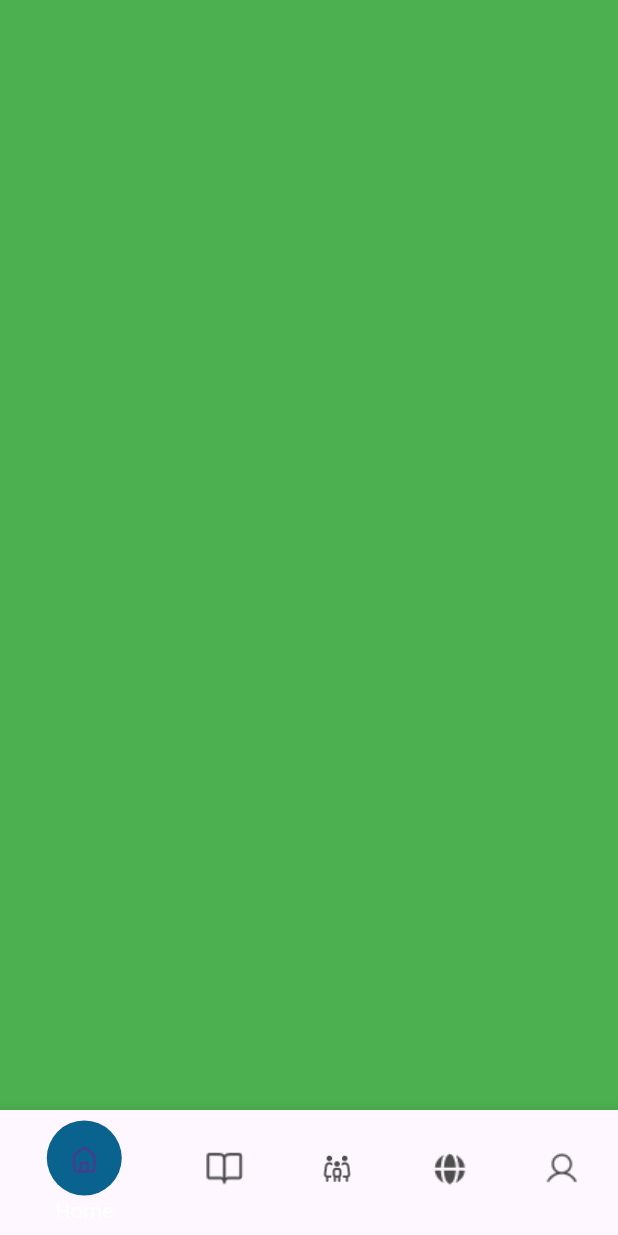
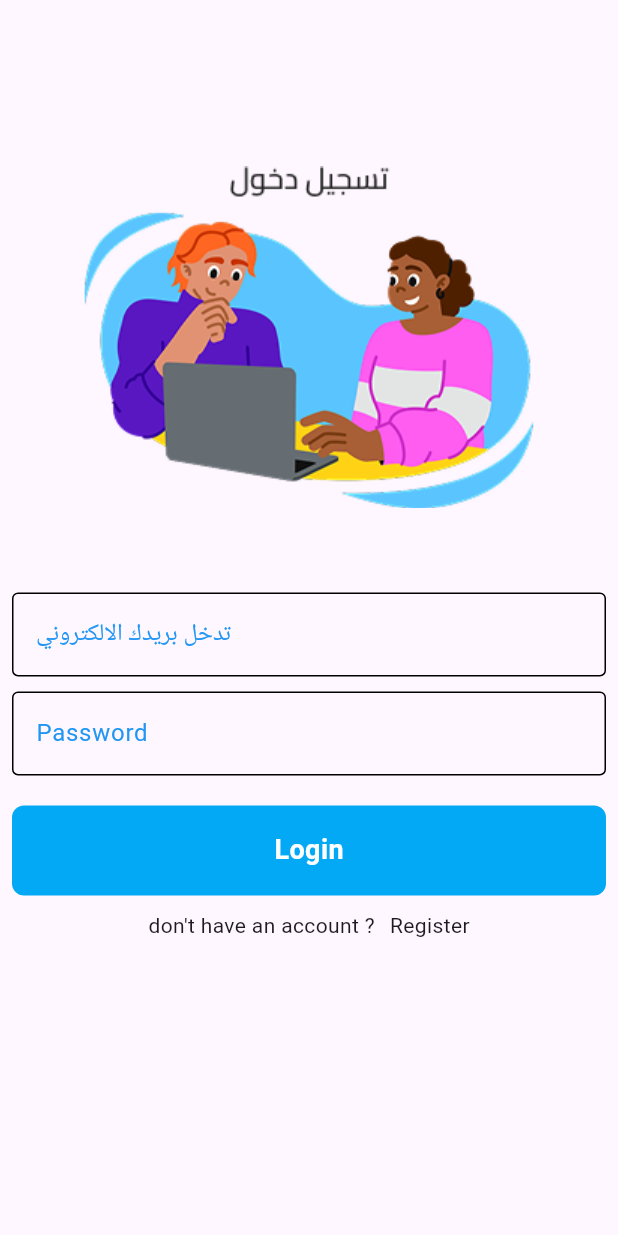
Before and after one commit to Ibrahim8545/Future_Coders, a Flutter app: the screen it shows after launch, on a phone screen of 412 x 824 dp. Run offline on Flutter 3.47's test engine with Material 3 defaults, Android fonts, the phone set to English and light mode, and no system bars; our stand-ins replace flutter_screenutil.

Commit message:
add auth

```diff
--- a/lib/config/routes/route_generator.dart
+++ b/lib/config/routes/route_generator.dart
@@ -1,17 +1,24 @@
 import 'package:courseapp/config/routes/routes.dart';
+import 'package:courseapp/features/auth/prestation/screens/login_screen.dart';
+import 'package:courseapp/features/auth/prestation/screens/signup_screen.dart';
 import 'package:courseapp/features/main/main_layout.dart';
 import 'package:flutter/cupertino.dart';
 import 'package:flutter/material.dart';
 
 class RouteGenerator {
   static Route<dynamic> getRoute(RouteSettings settings) {
-    switch(settings.name){
+    switch (settings.name) {
       case Routes.mainRoute:
-        return MaterialPageRoute(builder: (_) =>const MainLayout());
+        return MaterialPageRoute(builder: (_) => const MainLayout());
+      case Routes.signIn:
+        return MaterialPageRoute(builder: (_) => LoginPage());
+      case Routes.signUp:
+        return MaterialPageRoute(builder: (_) => SignUpScreen());
       default:
         return unDefinedRoute();
     }
   }
+
   static Route<dynamic> unDefinedRoute() {
     return MaterialPageRoute(
       builder: (_) => Scaffold(
--- a/lib/config/routes/routes.dart
+++ b/lib/config/routes/routes.dart
@@ -1,3 +1,5 @@
-class Routes{
+class Routes {
   static const String mainRoute = "/main";
+  static const String signIn = '/signIn';
+  static const String signUp = '/signUp';
 }
--- a/lib/features/auth/prestation/screens/login_screen.dart
+++ b/lib/features/auth/prestation/screens/login_screen.dart
@@ -0,0 +1,68 @@
+import 'package:courseapp/features/auth/prestation/widget/custom_buttom.dart';
+import 'package:courseapp/features/auth/prestation/widget/custom_textfield.dart';
+import 'package:flutter/material.dart';
+
+class LoginPage extends StatelessWidget {
+  static const String routeName = 'LoginPage';
+  final TextEditingController emailController = TextEditingController();
+  final TextEditingController passwordController = TextEditingController();
+  final GlobalKey<FormState> formKey = GlobalKey<FormState>();
+
+  @override
+  Widget build(BuildContext context) {
+    // Get current theme
+    return Scaffold(
+      // Use theme color
+      body: Padding(
+        padding: const EdgeInsets.symmetric(horizontal: 8.0),
+        child: Form(
+          key: formKey,
+          child: ListView(
+            children: [
+              const SizedBox(height: 75),
+              Image.asset(
+                'assets/images/siginin_logo.png',
+              ),
+              const SizedBox(height: 20),
+              CustomTextField(
+                controller: emailController,
+                hint: 'تدخل بريدك الالكتروني',
+                text: 'Email must be not empty',
+              ),
+              const SizedBox(height: 10),
+              CustomTextField(
+                controller: passwordController,
+                hint: 'Password',
+                text: 'Password must be not empty',
+                obscureText: false,
+              ),
+              const SizedBox(height: 20),
+              CustomButton(
+                onTap: () {
+                  if (formKey.currentState!.validate()) {}
+                },
+                text: 'Login',
+              ),
+              const SizedBox(height: 10),
+              Row(
+                mainAxisAlignment: MainAxisAlignment.center,
+                children: [
+                  Text(
+                    'don\'t have an account ?',
+                  ),
+                  const SizedBox(width: 10),
+                  GestureDetector(
+                    onTap: () {},
+                    child: Text(
+                      'Register',
+                    ),
+                  ),
+                ],
+              ),
+            ],
+          ),
+        ),
+      ),
+    );
+  }
+}
--- a/lib/main.dart
+++ b/lib/main.dart
@@ -20,7 +20,7 @@
         locale: Locale('ar'),
         debugShowCheckedModeBanner: false,
         onGenerateRoute: RouteGenerator.getRoute,
-        initialRoute: Routes.mainRoute,
+        initialRoute: Routes.signIn,
       ),
     );
   }
```
Also changed, not shown: lib/features/auth/prestation/screens/signup_screen.dart (+91 -0 lines), assets/images/siginin_logo.png (added).
